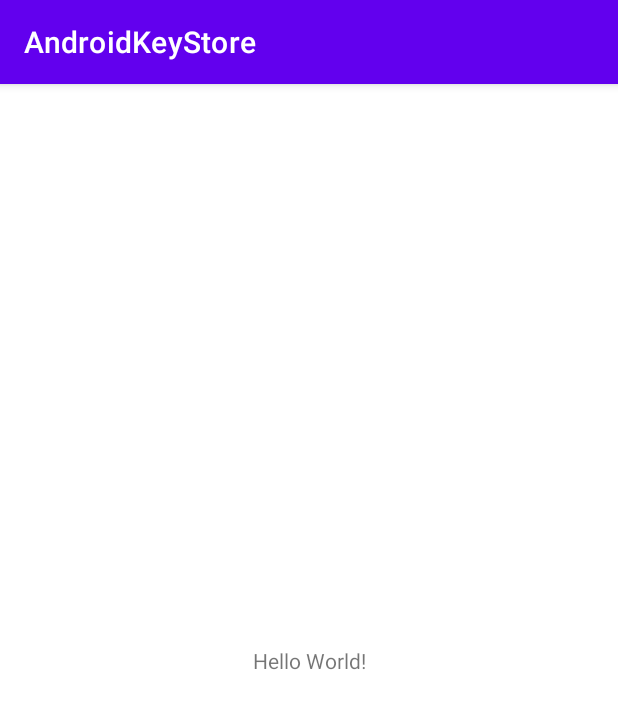
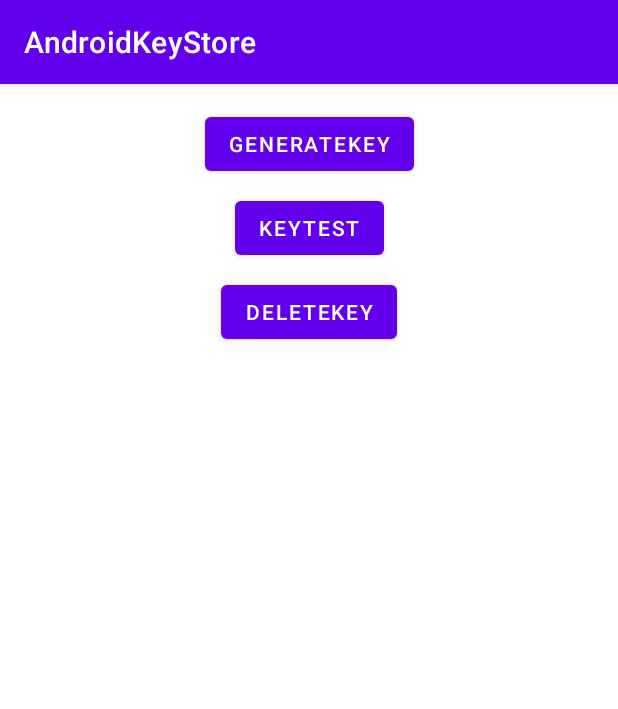
Before and after one commit to Chenziquan/AndroidKeyStore, an Android app: the screen it shows after launch (MainActivity), on a phone screen of 412 x 824 dp. Shown: the top 709 px of the screen. Run offline under Robolectric (Android 15) with nearby library versions, the phone set to English and light mode, and no system bars; 1 statement that could not run was skipped.

Commit message:
sample add use keystore user authentication.

```diff
--- a/sample/src/main/AndroidManifest.xml
+++ b/sample/src/main/AndroidManifest.xml
@@ -2,6 +2,7 @@
 <manifest xmlns:android="http://schemas.android.com/apk/res/android"
     package="com.pax.jc.androidkeystore">
 
+    <uses-permission android:name="android.permission.USE_BIOMETRIC" />
     <application
         android:allowBackup="true"
         android:icon="@mipmap/ic_launcher"
--- a/sample/src/main/java/com/pax/jc/androidkeystore/MainActivity.kt
+++ b/sample/src/main/java/com/pax/jc/androidkeystore/MainActivity.kt
@@ -1,12 +1,37 @@
 package com.pax.jc.androidkeystore
 
+import android.os.Build
 import androidx.appcompat.app.AppCompatActivity
 import android.os.Bundle
+import android.widget.Button
+import android.widget.TextView
+import androidx.annotation.RequiresApi
 
 class MainActivity : AppCompatActivity() {
+    private val keyStoreProxy = KeyStoreProxy()
+    private lateinit var result: TextView
+    @RequiresApi(Build.VERSION_CODES.P)
     override fun onCreate(savedInstanceState: Bundle?) {
         super.onCreate(savedInstanceState)
         setContentView(R.layout.activity_main)
-        val keyStoreHelper = KeyStoreHelper.getInstance(this)
+        keyStoreProxy.init(this@MainActivity)
+        result = findViewById(R.id.result_tv)
+        findViewById<Button>(R.id.generate_key_btn).setOnClickListener {
+            val b = keyStoreProxy.generateRSAKey()
+            showResult("GenerateKey:$b")
+        }
+        findViewById<Button>(R.id.key_test_btn).setOnClickListener {
+            val b = keyStoreProxy.encryptAndDecryptData()
+            showResult("EncryptAndDecryptData:$b")
+        }
+        findViewById<Button>(R.id.delete_key_btn).setOnClickListener {
+            val b = keyStoreProxy.deleteKey()
+            showResult("DeleteKey:$b")
+        }
+
+    }
+
+    private fun showResult(msg: String) {
+        result.append(msg + '\n')
     }
 }
--- a/sample/src/main/res/layout/activity_main.xml
+++ b/sample/src/main/res/layout/activity_main.xml
@@ -6,13 +6,44 @@
     android:layout_height="match_parent"
     tools:context=".MainActivity">
 
-    <TextView
+    <Button
+        android:id="@+id/generate_key_btn"
         android:layout_width="wrap_content"
         android:layout_height="wrap_content"
-        android:text="Hello World!"
-        app:layout_constraintBottom_toBottomOf="parent"
-        app:layout_constraintLeft_toLeftOf="parent"
-        app:layout_constraintRight_toRightOf="parent"
+        android:layout_marginTop="16dp"
+        android:text="GenerateKey"
+        app:layout_constraintEnd_toEndOf="parent"
+        app:layout_constraintStart_toStartOf="parent"
         app:layout_constraintTop_toTopOf="parent" />
 
+    <Button
+        android:id="@+id/key_test_btn"
+        android:layout_width="wrap_content"
+        android:layout_height="wrap_content"
+        android:layout_marginTop="8dp"
+        android:text="KeyTest"
+        app:layout_constraintEnd_toEndOf="parent"
+        app:layout_constraintStart_toStartOf="parent"
+        app:layout_constraintTop_toBottomOf="@+id/generate_key_btn" />
+
+    <Button
+        android:id="@+id/delete_key_btn"
+        android:layout_width="wrap_content"
+        android:layout_height="wrap_content"
+        android:layout_marginTop="8dp"
+        android:text="DeleteKey"
+        app:layout_constraintEnd_toEndOf="parent"
+        app:layout_constraintStart_toStartOf="parent"
+        app:layout_constraintTop_toBottomOf="@+id/key_test_btn" />
+
+    <TextView
+        android:id="@+id/result_tv"
+        android:layout_width="0dp"
+        android:layout_height="wrap_content"
+        android:layout_marginStart="8dp"
+        android:layout_marginTop="16dp"
+        android:layout_marginEnd="8dp"
+        app:layout_constraintEnd_toEndOf="parent"
+        app:layout_constraintStart_toStartOf="parent"
+        app:layout_constraintTop_toBottomOf="@+id/delete_key_btn" />
 </androidx.constraintlayout.widget.ConstraintLayout>
```
Also changed, not shown: sample/src/main/java/com/pax/jc/androidkeystore/KeyStoreProxy.kt (added, +121 -0 lines), 1 other file.
